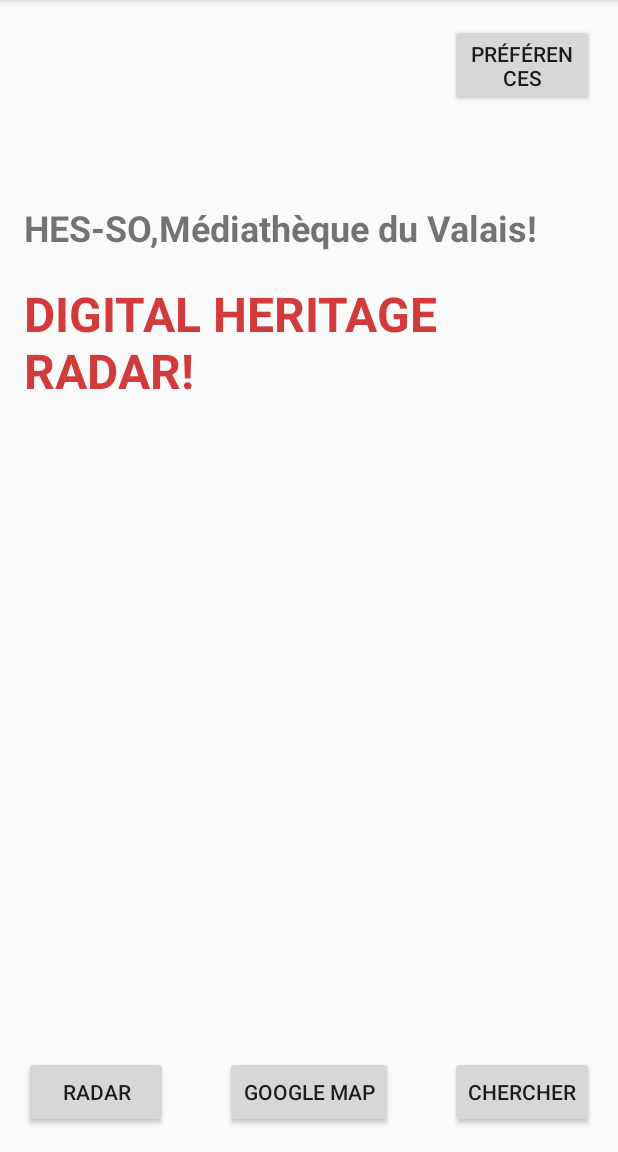
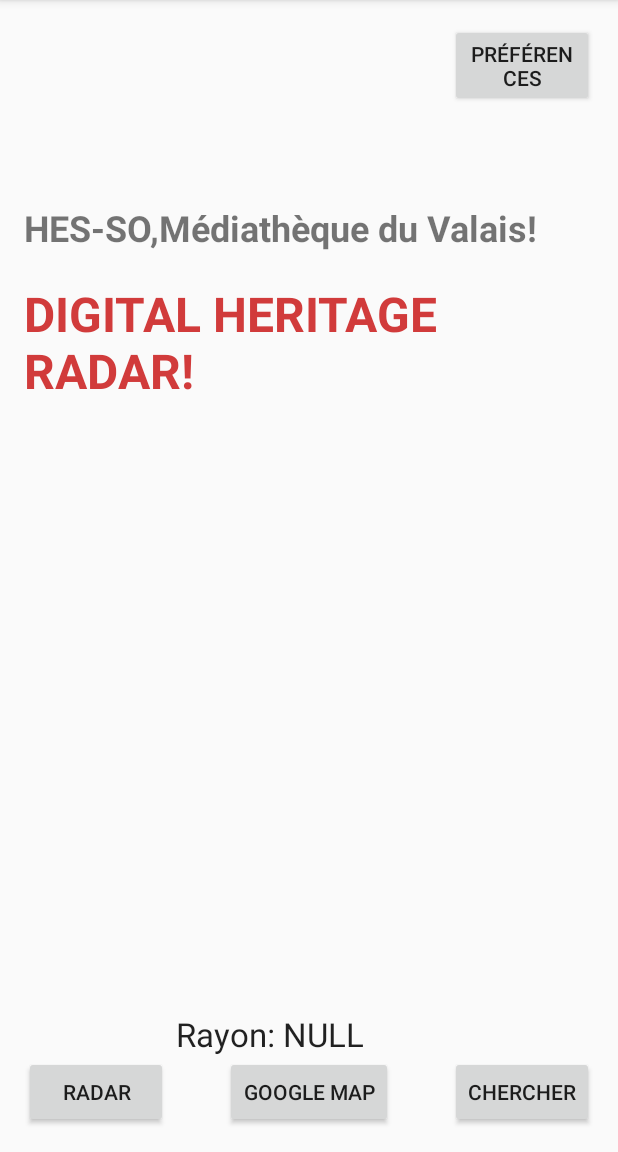
Before and after one commit to FChassot/stdhr_1.0, an Android app: the screen it shows after launch (MainActivity), on a phone screen of 412 x 824 dp, the part 84-1236 px from its top. Run offline under Robolectric (Android 15) with nearby library versions, the phone set to English and light mode, and no system bars.

Commit message:
Namespaces unbennant.

```diff
--- a/app/src/main/java/hesso/mas/stdhb/GUI/MainActivity.java
+++ b/app/src/main/java/hesso/mas/stdhb/GUI/MainActivity.java
@@ -1,5 +1,7 @@
 package hesso.mas.stdhb.Gui;
 
+import android.content.SharedPreferences;
+import android.preference.PreferenceManager;
 import android.support.v7.app.AppCompatActivity;
 import android.os.Bundle;
 
@@ -7,6 +9,7 @@
 import android.view.View.OnClickListener;
 import android.widget.Button;
 import android.content.Intent;
+import android.widget.TextView;
 
 import hesso.mas.stdhbtests.R;
 
@@ -32,6 +35,9 @@
         mRadarButton.setOnClickListener(this);
         mSearchButton.setOnClickListener(this);
         mMapButton.setOnClickListener(this);
+
+        // Afficher le rayon actuellement configuré
+        showUserSettings();
     }
 
     // Méthode déclenchée par le listener lorsqu'un appui sur le bouton se produit
@@ -54,4 +60,20 @@
         }
     }
 
+    /**
+     *
+     */
+    private void showUserSettings() {
+
+        SharedPreferences sharedPrefs = PreferenceManager.getDefaultSharedPreferences(this);
+
+        StringBuilder builder = new StringBuilder();
+
+        builder.append("\n Rayon: " + sharedPrefs.getString("prefRadarRayon", "NULL"));
+
+        TextView rayonSettingsView = (TextView) findViewById(R.id.textViewRayon);
+
+        rayonSettingsView.setText(builder.toString());
+    }
+
 }
--- a/app/src/main/res/layout/activity_display.xml
+++ b/app/src/main/res/layout/activity_display.xml
@@ -5,7 +5,7 @@
     android:layout_width="match_parent"
     android:layout_height="match_parent"
     android:fitsSystemWindows="true"
-    tools:context="hesso.mas.stdhb.GUI.DisplayActivity">
+    tools:context="hesso.mas.stdhb.Gui.DisplayActivity">
 
     <android.support.design.widget.AppBarLayout
         android:layout_width="match_parent"
--- a/app/src/main/res/layout/activity_main.xml
+++ b/app/src/main/res/layout/activity_main.xml
@@ -7,7 +7,7 @@
     android:paddingLeft="@dimen/activity_horizontal_margin"
     android:paddingRight="@dimen/activity_horizontal_margin"
     android:paddingTop="@dimen/activity_vertical_margin"
-    tools:context="hesso.mas.stdhb.GUI.MainActivity">
+    tools:context="hesso.mas.stdhb.Gui.MainActivity">
 
     <TextView
         android:id="@+id/title"
@@ -72,4 +72,15 @@
         android:layout_alignParentBottom="true"
         android:layout_centerHorizontal="true" />
 
+    <TextView
+        android:layout_width="wrap_content"
+        android:layout_height="wrap_content"
+        android:textAppearance="?android:attr/textAppearanceLarge"
+        android:text="Rayon"
+        android:id="@+id/textViewRayon"
+        android:layout_above="@+id/btnradar"
+        android:layout_toRightOf="@+id/btnradar"
+        android:layout_toEndOf="@+id/btnradar" />
+
+
 </RelativeLayout>
--- a/app/src/main/res/layout/activity_maps.xml
+++ b/app/src/main/res/layout/activity_maps.xml
@@ -5,4 +5,4 @@
     android:name="com.google.android.gms.maps.SupportMapFragment"
     android:layout_width="match_parent"
     android:layout_height="match_parent"
-    tools:context="hesso.mas.stdhb.GUI.MapsActivity" />
+    tools:context="hesso.mas.stdhb.Gui.GMapActivity" />
--- a/app/src/main/res/layout/activity_recherche.xml
+++ b/app/src/main/res/layout/activity_recherche.xml
@@ -7,7 +7,7 @@
     android:paddingLeft="@dimen/activity_horizontal_margin"
     android:paddingRight="@dimen/activity_horizontal_margin"
     android:paddingTop="@dimen/activity_vertical_margin"
-    tools:context="hesso.mas.stdhb.GUI.RechercheActivity">
+    tools:context="hesso.mas.stdhb.Gui.SearchActivity">
 
     <TableRow
         android:layout_width="match_parent"
--- a/app/src/main/res/layout/content_display.xml
+++ b/app/src/main/res/layout/activity_settings.xml
@@ -1,6 +1,5 @@
 <?xml version="1.0" encoding="utf-8"?>
 <RelativeLayout xmlns:android="http://schemas.android.com/apk/res/android"
-    xmlns:app="http://schemas.android.com/apk/res-auto"
     xmlns:tools="http://schemas.android.com/tools"
     android:layout_width="match_parent"
     android:layout_height="match_parent"
@@ -8,8 +7,6 @@
     android:paddingLeft="@dimen/activity_horizontal_margin"
     android:paddingRight="@dimen/activity_horizontal_margin"
     android:paddingTop="@dimen/activity_vertical_margin"
-    app:layout_behavior="@string/appbar_scrolling_view_behavior"
-    tools:context="hesso.mas.stdhb.GUI.DisplayActivity"
-    tools:showIn="@layout/activity_display">
+    tools:context="hesso.mas.stdhb.Gui.Settings">
 
 </RelativeLayout>
```
Also changed, not shown: app/src/main/AndroidManifest.xml (+6 -4 lines), app/src/main/java/hesso/mas/stdhb/Gui/Settings.java (added, +16 -0 lines), app/src/main/res/layout/activity_setting.xml (+9 -1 lines), app/src/main/res/xml/categories.xml (added, +16 -0 lines).
